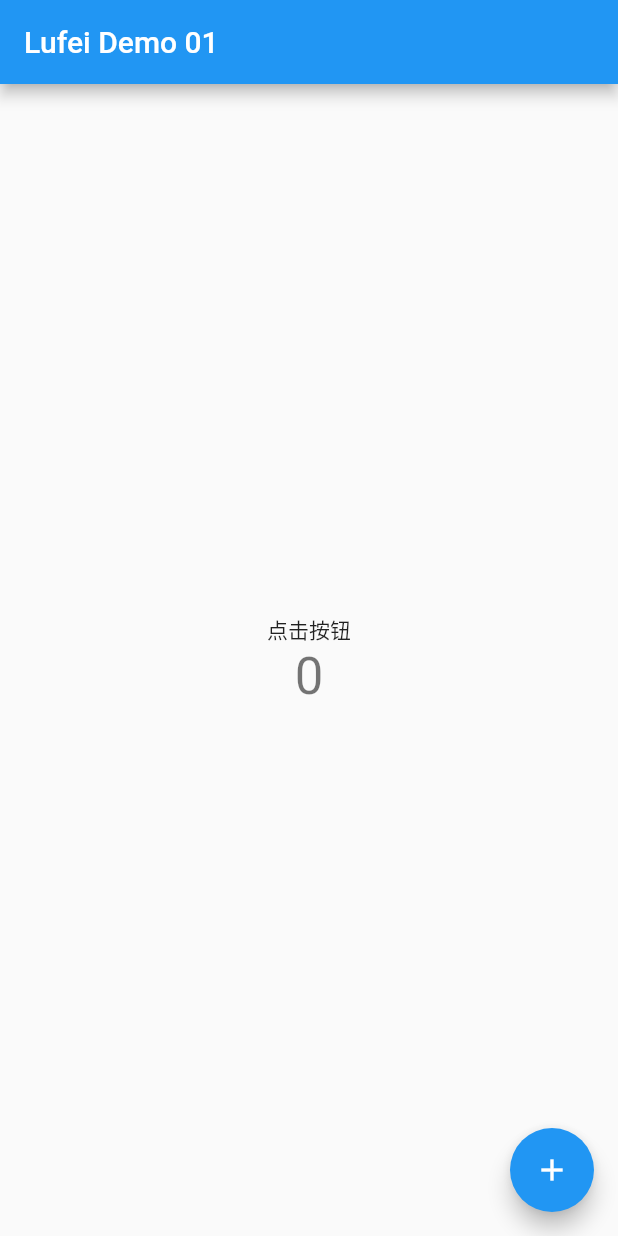
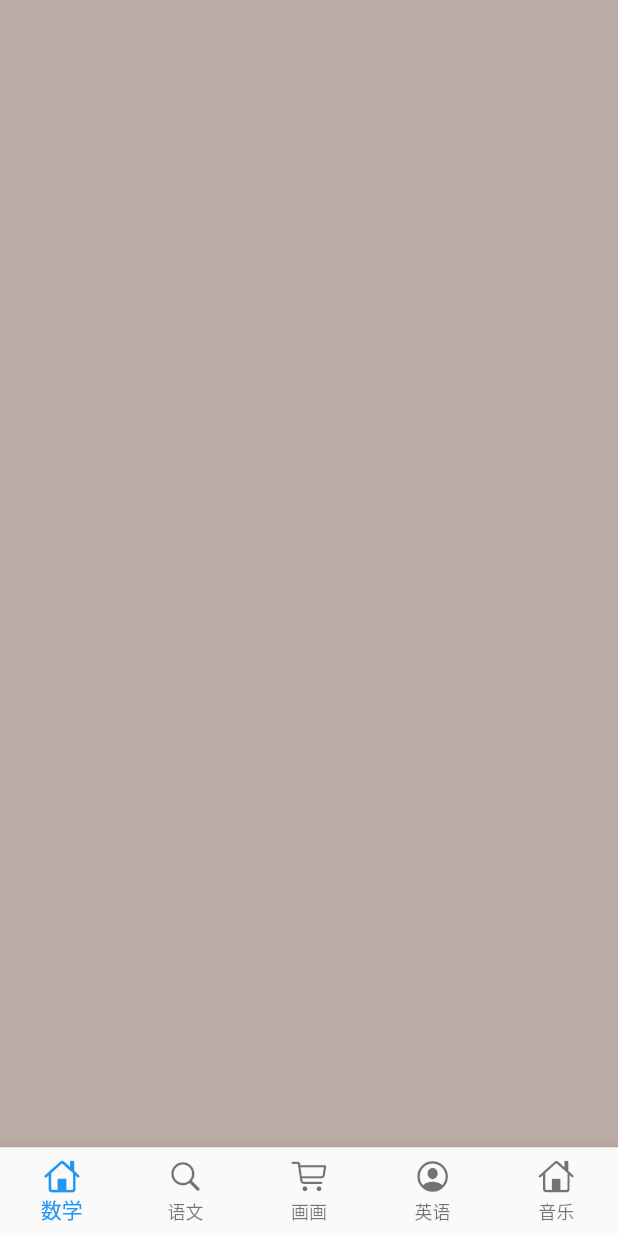
Before and after one commit to lufei8067/flutter_demo01, a Flutter app: the screen it shows after launch, on a phone screen of 412 x 824 dp. Run offline on Flutter 3.47's test engine with Material 2 defaults, Android fonts, the phone set to English and light mode, and no system bars.

```diff
--- /dev/null
+++ b/flutter_demo01/lib/UI/HomePage/FirstPage.dart
@@ -0,0 +1,18 @@
+import 'dart:math';
+import 'package:flutter/material.dart';
+
+class FirstPage extends StatefulWidget {
+  const FirstPage({Key key}) : super(key: key);
+
+  @override
+  _FirstPageState createState() => _FirstPageState();
+}
+
+class _FirstPageState extends State<FirstPage> {
+  @override
+  Widget build(BuildContext context) {
+    return Container(
+      color: Colors.primaries[Random().nextInt(Colors.primaries.length)][200],
+    );
+  }
+}
--- /dev/null
+++ b/flutter_demo01/lib/UI/NavigationHome/NavHomePage.dart
@@ -0,0 +1,61 @@
+import 'dart:math';
+import 'package:flutter/material.dart'; // material风格
+import 'package:flutter/cupertino.dart';
+import 'package:flutter_demo01/UI/HomePage/FirstPage.dart';
+import 'package:flutter_demo01/UI/SecondPage/SecondPage.dart'; // ios风格
+
+class NavHomePage extends StatefulWidget {
+  @override
+  _NavHomePageState createState() => _NavHomePageState();
+}
+
+class _NavHomePageState extends State<NavHomePage> {
+  final List<BottomNavigationBarItem> bottomTabs = [
+    BottomNavigationBarItem(icon: Icon(CupertinoIcons.home), label: "数学"),
+    BottomNavigationBarItem(icon: Icon(CupertinoIcons.search), label: "语文"),
+    BottomNavigationBarItem(
+        icon: Icon(CupertinoIcons.shopping_cart), label: '画画'),
+    BottomNavigationBarItem(
+        icon: Icon(CupertinoIcons.profile_circled), label: '英语'),
+    BottomNavigationBarItem(icon: Icon(CupertinoIcons.home), label: "音乐"),
+  ];
+
+  final List tabBodies = [
+    FirstPage(),
+    SecondPage(),
+    Container(
+      color: Colors.primaries[Random().nextInt(Colors.primaries.length)][200],
+    ),
+    Container(
+      color: Colors.primaries[Random().nextInt(Colors.primaries.length)][200],
+    ),
+    Container(
+      color: Colors.primaries[Random().nextInt(Colors.primaries.length)][200],
+    ),
+  ];
+
+  int currentIndex = 0; // 当前激活的tab索引值
+
+  @override
+  void initState() {
+    super.initState();
+  }
+
+  @override
+  Widget build(BuildContext context) {
+    return Scaffold(
+      backgroundColor: Color.fromRGBO(245, 245, 245, 1),
+      bottomNavigationBar: BottomNavigationBar(
+        type: BottomNavigationBarType.fixed,
+        currentIndex: currentIndex,
+        items: bottomTabs,
+        onTap: (index) {
+          setState(() {
+            currentIndex = index;
+          });
+        },
+      ),
+      body: tabBodies[currentIndex],
+    );
+  }
+}
--- a/flutter_demo01/lib/main.dart
+++ b/flutter_demo01/lib/main.dart
@@ -1,7 +1,50 @@
+import 'dart:async';
+
 import 'package:flutter/material.dart';
 
+import 'UI/NavigationHome/NavHomePage.dart';
+
+void collectLog(String line) {
+  //... //收集日志，如存储在本地等
+}
+void reportErrorAndLog(FlutterErrorDetails details) {
+  //... //上报错误和日志逻辑，通过服务端日志接口上报日志
+
+  print(details);
+}
+
+FlutterErrorDetails makeDetails(Object obj, StackTrace stack) {
+  //...// 构建错误信息，根据FlutterErrorDetail组件自己的error模型及赋予基本特征信息
+}
+
 void main() {
-  runApp(MyApp());
+  //runApp(MyApp());
+
+  // print('main #1 of 2');
+  // scheduleMicrotask(() => print('microtask #1 of 2'));
+
+  // new Future.delayed(
+  //     new Duration(seconds: 1), () => print('future #1 (delayed)'));
+  // new Future(() => print('future #2 of 3'));
+  // new Future(() => print('future #3 of 3'));
+
+  // scheduleMicrotask(() => print('microtask #2 of 2'));
+
+  // print('main #2 of 2');
+
+  runZoned(
+    () => runApp(MyApp()),
+    zoneSpecification: ZoneSpecification(
+      print: (Zone self, ZoneDelegate parent, Zone zone, String line) {
+        parent.print(zone, "Intercepted: $line");
+      },
+    ),
+    onError: (Object obj, StackTrace stack) {
+      var details = makeDetails(obj, stack);
+      // 自定义error收集
+      reportErrorAndLog(details);
+    },
+  );
 }
 
 class MyApp extends StatelessWidget {
@@ -11,107 +54,67 @@ class MyApp extends StatelessWidget {
     return MaterialApp(
       title: 'Flutter Demo01',
       theme: ThemeData(
-        // This is the theme of your application.
-        //
-        // Try running your application with "flutter run". You'll see the
-        // application has a blue toolbar. Then, without quitting the app, try
-        // changing the primarySwatch below to Colors.green and then invoke
-        // "hot reload" (press "r" in the console where you ran "flutter run",
-        // or simply save your changes to "hot reload" in a Flutter IDE).
-        // Notice that the counter didn't reset back to zero; the application
-        // is not restarted.
         primarySwatch: Colors.blue,
-        // This makes the visual density adapt to the platform that you run
-        // the app on. For desktop platforms, the controls will be smaller and
-        // closer together (more dense) than on mobile platforms.
         visualDensity: VisualDensity.adaptivePlatformDensity,
       ),
-      home: MyHomePage(title: 'Lufei Demo 01'),
+      home: NavHomePage(),
     );
   }
 }
 
-class MyHomePage extends StatefulWidget {
-  MyHomePage({Key key, this.title}) : super(key: key);
+// class MyHomePage extends StatefulWidget {
+//   MyHomePage({Key key, this.title}) : super(key: key);
 
-  // This widget is the home page of your application. It is stateful, meaning
-  // that it has a State object (defined below) that contains fields that affect
-  // how it looks.
+//   final String title;
 
-  // This class is the configuration for the state. It holds the values (in this
-  // case the title) provided by the parent (in this case the App widget) and
-  // used by the build method of the State. Fields in a Widget subclass are
-  // always marked "final".
+//   @override
+//   _MyHomePageState createState() => _MyHomePageState();
+// }
 
-  final String title;
+// class _MyHomePageState extends State<MyHomePage> {
+//   int _counter = 0;
 
-  @override
-  _MyHomePageState createState() => _MyHomePageState();
-}
+//   void _incrementCounter() {
+//     setState(() {
+//       _counter++;
+//     });
+//   }
 
-class _MyHomePageState extends State<MyHomePage> {
-  int _counter = 0;
-
-  void _incrementCounter() {
-    setState(() {
-      // This call to setState tells the Flutter framework that something has
-      // changed in this State, which causes it to rerun the build method below
-      // so that the display can reflect the updated values. If we changed
-      // _counter without calling setState(), then the build method would not be
-      // called again, and so nothing would appear to happen.
-      _counter++;
-    });
-  }
-
-  @override
-  Widget build(BuildContext context) {
-    // This method is rerun every time setState is called, for instance as done
-    // by the _incrementCounter method above.
-    //
-    // The Flutter framework has been optimized to make rerunning build methods
-    // fast, so that you can just rebuild anything that needs updating rather
-    // than having to individually change instances of widgets.
-    return Scaffold(
-      appBar: AppBar(
-        // Here we take the value from the MyHomePage object that was created by
-        // the App.build method, and use it to set our appbar title.
-        title: Text(widget.title),
-      ),
-      body: Center(
-        // Center is a layout widget. It takes a single child and positions it
-        // in the middle of the parent.
-        child: Column(
-          // Column is also a layout widget. It takes a list of children and
-          // arranges them vertically. By default, it sizes itself to fit its
-          // children horizontally, and tries to be as tall as its parent.
-          //
-          // Invoke "debug painting" (press "p" in the console, choose the
-          // "Toggle Debug Paint" action from the Flutter Inspector in Android
-          // Studio, or the "Toggle Debug Paint" command in Visual Studio Code)
-          // to see the wireframe for each widget.
-          //
-          // Column has various properties to control how it sizes itself and
-          // how it positions its children. Here we use mainAxisAlignment to
-          // center the children vertically; the main axis here is the vertical
-          // axis because Columns are vertical (the cross axis would be
-          // horizontal).
-          mainAxisAlignment: MainAxisAlignment.center,
-          children: <Widget>[
-            Text(
-              '点击按钮',
-            ),
-            Text(
-              '$_counter',
-              style: Theme.of(context).textTheme.headline4,
-            ),
-          ],
-        ),
-      ),
-      floatingActionButton: FloatingActionButton(
-        onPressed: _incrementCounter,
-        tooltip: 'Increment',
-        child: Icon(Icons.add),
-      ), // This trailing comma makes auto-formatting nicer for build methods.
-    );
-  }
-}
+//   @override
+//   Widget build(BuildContext context) {
+//     return Scaffold(
+//       appBar: AppBar(
+//         title: Text(widget.title),
+//       ),
+//       body: Center(
+//         child: Column(
+//           mainAxisAlignment: MainAxisAlignment.center,
+//           children: <Widget>[
+//             Text(
+//               'Mydata',
+//               style: TextStyle(fontSize: 50, color: Colors.red),
+//             ),
+//             SizedBox(
+//               height: 60,
+//             ),
+//             Text(
+//               '点击按钮18',
+//             ),
+//             SizedBox(
+//               height: 40,
+//             ),
+//             Text(
+//               '$_counter',
+//               style: Theme.of(context).textTheme.headline4,
+//             ),
+//           ],
+//         ),
+//       ),
+//       floatingActionButton: FloatingActionButton(
+//         onPressed: _incrementCounter,
+//         tooltip: 'Increment',
+//         child: Icon(Icons.add),
+//       ),
+//     );
+//   }
+// }
```
Also changed, not shown: flutter_demo01/lib/UI/SecondPage/SecondPage.dart (added, +147 -0 lines), 2 other files.
